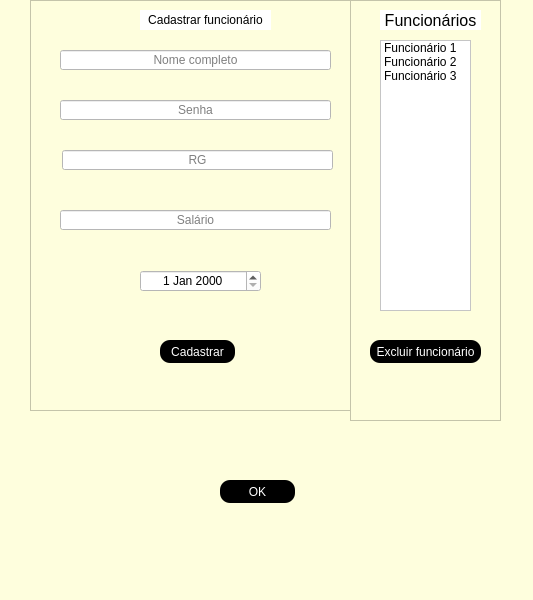
Before: the Qt Designer form gui/screen_save/manter_funcionarios_screen.ui in danilobsilv/Pizzaria, drawn with Qt 5.
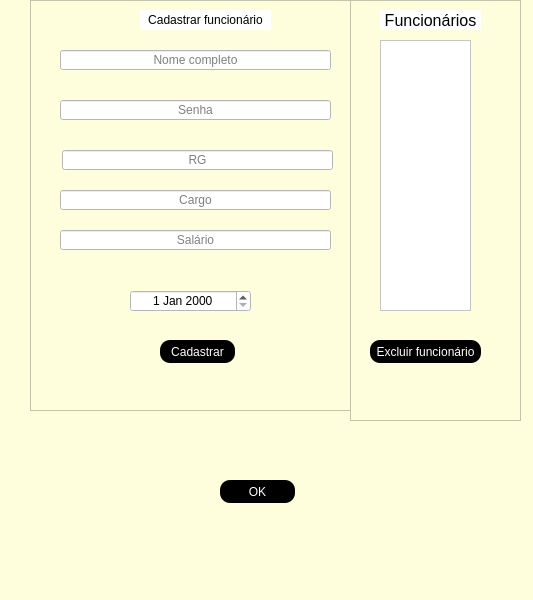
After: the same form once the commit is applied.

```diff
--- a/gui/screen_save/manter_funcionarios_screen.ui
+++ b/gui/screen_save/manter_funcionarios_screen.ui
@@ -22,7 +22,7 @@
      <rect>
       <x>350</x>
       <y>0</y>
-      <width>151</width>
+      <width>171</width>
       <height>421</height>
      </rect>
     </property>
@@ -68,21 +68,6 @@
      <property name="styleSheet">
       <string notr="true">background-color: rgb(255, 255, 255);</string>
      </property>
-     <item>
-      <property name="text">
-       <string>Funcionário 1</string>
-      </property>
-     </item>
-     <item>
-      <property name="text">
-       <string>Funcionário 2</string>
-      </property>
-     </item>
-     <item>
-      <property name="text">
-       <string>Funcionário 3</string>
-      </property>
-     </item>
     </widget>
     <widget class="QPushButton" name="pushButton">
      <property name="geometry">
@@ -115,6 +100,27 @@
       <string>Excluir funcionário</string>
      </property>
     </widget>
+    <widget class="QLabel" name="label_usuario_excluido">
+     <property name="geometry">
+      <rect>
+       <x>16</x>
+       <y>380</y>
+       <width>151</width>
+       <height>20</height>
+      </rect>
+     </property>
+     <property name="font">
+      <font>
+       <pointsize>12</pointsize>
+      </font>
+     </property>
+     <property name="text">
+      <string/>
+     </property>
+     <property name="alignment">
+      <set>Qt::AlignCenter</set>
+     </property>
+    </widget>
    </widget>
    <widget class="QFrame" name="frame_2">
     <property name="geometry">
@@ -220,7 +226,7 @@
      <property name="geometry">
       <rect>
        <x>30</x>
-       <y>210</y>
+       <y>230</y>
        <width>271</width>
        <height>20</height>
       </rect>
@@ -244,8 +250,8 @@
     <widget class="QDateEdit" name="dateEdit">
      <property name="geometry">
       <rect>
-       <x>110</x>
-       <y>270</y>
+       <x>100</x>
+       <y>290</y>
        <width>121</width>
        <height>22</height>
       </rect>
@@ -288,6 +294,46 @@
       <string>Cadastrar</string>
      </property>
     </widget>
+    <widget class="QLineEdit" name="lineEdit_5">
+     <property name="geometry">
+      <rect>
+       <x>30</x>
+       <y>190</y>
+       <width>271</width>
+       <height>20</height>
+      </rect>
+     </property>
+     <property name="styleSheet">
+      <string notr="true">background-color: rgb(255, 255, 255);</string>
+     </property>
+     <property name="alignment">
+      <set>Qt::AlignCenter</set>
+     </property>
+     <property name="placeholderText">
+      <string>Cargo</string>
+     </property>
+    </widget>
+    <widget class="QLabel" name="label_usuario_cadastrado">
+     <property name="geometry">
+      <rect>
+       <x>56</x>
+       <y>380</y>
+       <width>201</width>
+       <height>20</height>
+      </rect>
+     </property>
+     <property name="font">
+      <font>
+       <pointsize>12</pointsize>
+      </font>
+     </property>
+     <property name="text">
+      <string/>
+     </property>
+     <property name="alignment">
+      <set>Qt::AlignCenter</set>
+     </property>
+    </widget>
    </widget>
    <widget class="QPushButton" name="pushButton_3">
     <property name="geometry">
```
